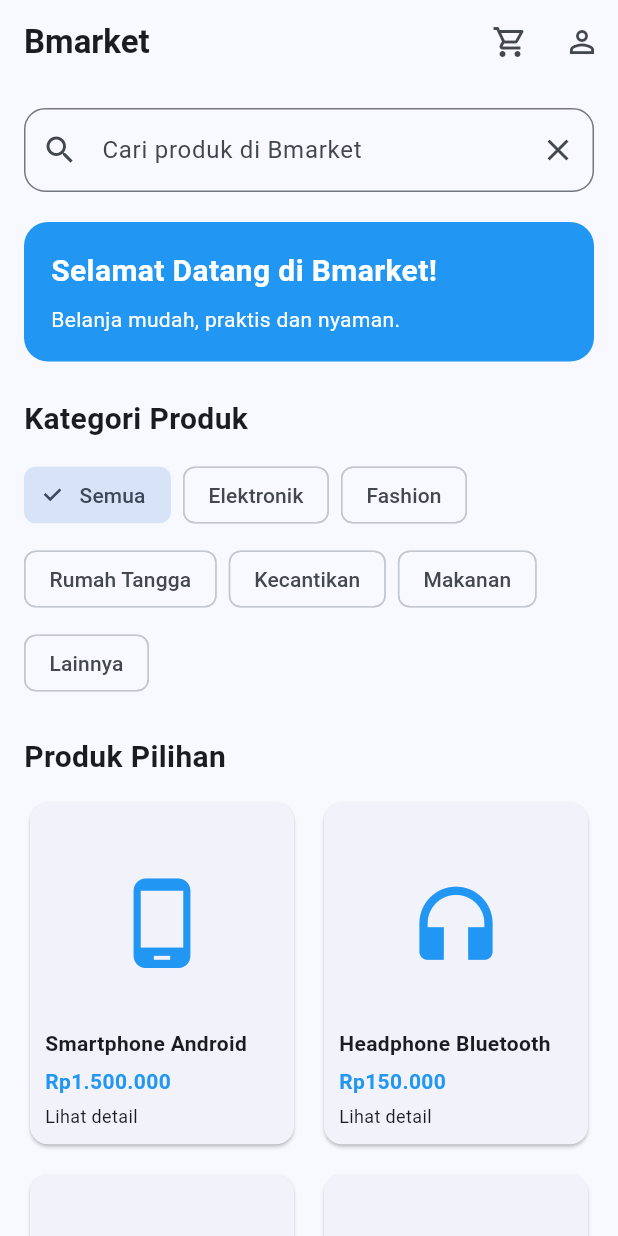
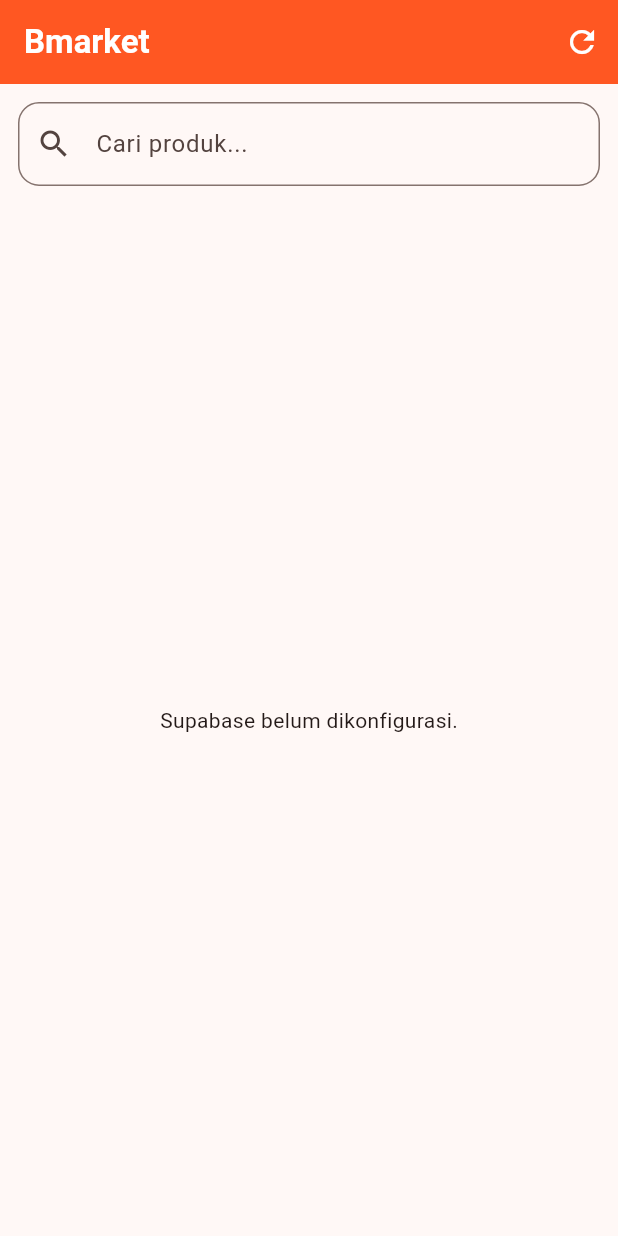
Before and after one commit to muhaiminspc92-dot/Bmarket, a Flutter app: the screen it shows after launch, on a phone screen of 412 x 824 dp. Run offline on Flutter 3.47's test engine with Material 3 defaults, Android fonts, the phone set to English and light mode, and no system bars; our stand-ins replace supabase_flutter; accounts and stored records are empty.

Commit message:
Refactor BmarketApp and remove unused code
Refactor BmarketApp to accept connection status and update UI accordingly. Remove unused Product class and related functions, and implement product loading from Supabase.

```diff
--- a/lib/main.dart
+++ b/lib/main.dart
@@ -6,19 +6,24 @@ import 'supabase_config.dart';
 Future<void> main() async {
   WidgetsFlutterBinding.ensureInitialized();
 
+  bool connected = false;
+
   if (SupabaseConfig.supabaseUrl.isNotEmpty &&
       SupabaseConfig.supabaseAnonKey.isNotEmpty) {
     await Supabase.initialize(
       url: SupabaseConfig.supabaseUrl,
       anonKey: SupabaseConfig.supabaseAnonKey,
     );
+    connected = true;
   }
 
-  runApp(const BmarketApp());
+  runApp(BmarketApp(connected: connected));
 }
 
 class BmarketApp extends StatelessWidget {
-  const BmarketApp({super.key});
+  final bool connected;
+
+  const BmarketApp({super.key, required this.connected});
 
   @override
   Widget build(BuildContext context) {
@@ -26,143 +31,123 @@ class BmarketApp extends StatelessWidget {
       debugShowCheckedModeBanner: false,
       title: 'Bmarket',
       theme: ThemeData(
-        colorSchemeSeed: Colors.blue,
+        colorSchemeSeed: Colors.deepOrange,
         useMaterial3: true,
       ),
-      home: const HomePage(),
+      home: HomePage(connected: connected),
     );
   }
 }
 
-class Product {
-  final String name;
-  final String category;
-  final int price;
-  final IconData icon;
-  final String description;
+class HomePage extends StatefulWidget {
+  final bool connected;
 
-  const Product({
-    required this.name,
-    required this.category,
-    required this.price,
-    required this.icon,
-    required this.description,
-  });
-}
-
-String rupiah(int value) {
-  return 'Rp${value.toString().replaceAllMapped(
-    RegExp(r'\B(?=(\d{3})+(?!\d))'),
-    (match) => '.',
-  )}';
-}
-
-const products = [
-  Product(
-    name: 'Smartphone Android',
-    category: 'Elektronik',
-    price: 1500000,
-    icon: Icons.phone_android,
-    description: 'Smartphone Android untuk kebutuhan sehari-hari.',
-  ),
-  Product(
-    name: 'Headphone Bluetooth',
-    category: 'Elektronik',
-    price: 150000,
-    icon: Icons.headphones,
-    description: 'Headphone wireless dengan desain modern.',
-  ),
-  Product(
-    name: 'Kaos Pria Premium',
-    category: 'Fashion',
-    price: 85000,
-    icon: Icons.checkroom,
-    description: 'Kaos nyaman untuk aktivitas sehari-hari.',
-  ),
-  Product(
-    name: 'Tas Fashion',
-    category: 'Fashion',
-    price: 125000,
-    icon: Icons.shopping_bag,
-    description: 'Tas dengan desain simpel dan elegan.',
-  ),
-  Product(
-    name: 'Peralatan Rumah',
-    category: 'Rumah Tangga',
-    price: 75000,
-    icon: Icons.chair,
-    description: 'Peralatan rumah tangga praktis.',
-  ),
-  Product(
-    name: 'Skincare',
-    category: 'Kecantikan',
-    price: 55000,
-    icon: Icons.face,
-    description: 'Produk perawatan kecantikan.',
-  ),
-  Product(
-    name: 'Paket Makanan',
-    category: 'Makanan',
-    price: 35000,
-    icon: Icons.fastfood,
-    description: 'Pilihan makanan untuk kebutuhan harian.',
-  ),
-];
-
-class HomePage extends StatefulWidget {
-  const HomePage({super.key});
+  const HomePage({super.key, required this.connected});
 
   @override
   State<HomePage> createState() => _HomePageState();
 }
 
 class _HomePageState extends State<HomePage> {
-  final TextEditingController searchController =
-      TextEditingController();
+  final searchController = TextEditingController();
 
-  final List<Product> cart = [];
+  List<Map<String, dynamic>> products = [];
+  List<Map<String, dynamic>> filteredProducts = [];
+  bool loading = true;
+  String errorMessage = '';
 
-  String selectedCategory = 'Semua';
-
-  List<Product> get filteredProducts {
-    return products.where((product) {
-      final categoryMatch = selectedCategory == 'Semua' ||
-          product.category == selectedCategory;
-
-      final searchMatch = product.name.toLowerCase().contains(
-            searchController.text.toLowerCase(),
-          );
-
-      return categoryMatch && searchMatch;
-    }).toList();
+  @override
+  void initState() {
+    super.initState();
+    loadProducts();
   }
 
-  void addToCart(Product product) {
+  Future<void> loadProducts() async {
+    if (!widget.connected) {
       setState(() {
-      cart.add(product);
+        loading = false;
+        errorMessage = 'Supabase belum dikonfigurasi.';
       });
+      return;
+    }
 
-    ScaffoldMessenger.of(context).showSnackBar(
-      SnackBar(
-        content: Text('${product.name} ditambahkan ke keranjang'),
-        duration: const Duration(seconds: 2),
+    try {
+      final result = await Supabase.instance.client
+          .from('products')
+          .select('id,name,seller,description,price,image_url,stock')
+          .order('id', ascending: false);
+
+      setState(() {
+        products = List<Map<String, dynamic>>.from(result);
+        filteredProducts = products;
+        loading = false;
+        errorMessage = '';
+      });
+    } catch (e) {
+      setState(() {
+        loading = false;
+        errorMessage = 'Gagal mengambil produk: $e';
+      });
+    }
+  }
+
+  void searchProducts(String value) {
+    setState(() {
+      filteredProducts = products.where((product) {
+        final name = (product['name'] ?? '').toString().toLowerCase();
+        final seller = (product['seller'] ?? '').toString().toLowerCase();
+        final query = value.toLowerCase();
+
+        return name.contains(query) || seller.contains(query);
+      }).toList();
+    });
+  }
+
+  String formatPrice(dynamic price) {
+    final number = double.tryParse(price.toString()) ?? 0;
+    return 'Rp ${number.toStringAsFixed(0)}';
+  }
+
+  void showProduct(Map<String, dynamic> product) {
+    showModalBottomSheet(
+      context: context,
+      isScrollControlled: true,
+      builder: (context) {
+        return Padding(
+          padding: const EdgeInsets.all(20),
+          child: SingleChildScrollView(
+            child: Column(
+              crossAxisAlignment: CrossAxisAlignment.start,
+              mainAxisSize: MainAxisSize.min,
+              children: [
+                Text(
+                  product['name']?.toString() ?? 'Produk',
+                  style: const TextStyle(
+                    fontSize: 22,
+                    fontWeight: FontWeight.bold,
+                  ),
+                ),
+                const SizedBox(height: 12),
+                Text(
+                  formatPrice(product['price']),
+                  style: const TextStyle(
+                    fontSize: 20,
+                    color: Colors.deepOrange,
+                    fontWeight: FontWeight.bold,
+                  ),
+                ),
+                const SizedBox(height: 12),
+                Text('Penjual: ${product['seller'] ?? '-'}'),
+                const SizedBox(height: 12),
+                Text(product['description']?.toString() ??
+                    'Belum ada deskripsi'),
+                const SizedBox(height: 12),
+                Text('Stok: ${product['stock'] ?? 0}'),
+              ],
+            ),
           ),
         );
-  }
-
-  void openCart() {
-    Navigator.push(
-      context,
-      MaterialPageRoute(
-        builder: (_) => CartPage(
-          cart: cart,
-          onRemove: (product) {
-            setState(() {
-              cart.remove(product);
-            });
       },
-        ),
-      ),
     );
   }
 
@@ -174,183 +159,110 @@ class _HomePageState extends State<HomePage> {
 
   @override
   Widget build(BuildContext context) {
-    final categories = [
-      'Semua',
-      'Elektronik',
-      'Fashion',
-      'Rumah Tangga',
-      'Kecantikan',
-      'Makanan',
-      'Lainnya',
-    ];
-
     return Scaffold(
       appBar: AppBar(
         title: const Text(
           'Bmarket',
           style: TextStyle(fontWeight: FontWeight.bold),
         ),
+        backgroundColor: Colors.deepOrange,
+        foregroundColor: Colors.white,
         actions: [
           IconButton(
-            onPressed: openCart,
-            icon: Badge(
-              label: Text('${cart.length}'),
-              isLabelVisible: cart.isNotEmpty,
-              child: const Icon(Icons.shopping_cart_outlined),
-            ),
-          ),
-          IconButton(
-            onPressed: () {
-              ScaffoldMessenger.of(context).showSnackBar(
-                const SnackBar(
-                  content: Text('Fitur akun segera diaktifkan.'),
-                ),
-              );
-            },
-            icon: const Icon(Icons.person_outline),
+            onPressed: loadProducts,
+            icon: const Icon(Icons.refresh),
           ),
         ],
       ),
-      body: ListView(
-        padding: const EdgeInsets.all(16),
+      body: Column(
         children: [
-          TextField(
+          Padding(
+            padding: const EdgeInsets.all(12),
+            child: TextField(
               controller: searchController,
-            onChanged: (_) => setState(() {}),
+              onChanged: searchProducts,
               decoration: InputDecoration(
-              hintText: 'Cari produk di Bmarket',
+                hintText: 'Cari produk...',
                 prefixIcon: const Icon(Icons.search),
-              suffixIcon: IconButton(
-                icon: const Icon(Icons.close),
-                onPressed: () {
-                  searchController.clear();
-                  setState(() {});
-                },
-              ),
                 border: OutlineInputBorder(
                   borderRadius: BorderRadius.circular(14),
                 ),
               ),
             ),
-          const SizedBox(height: 20),
-
-          Container(
-            padding: const EdgeInsets.all(18),
-            decoration: BoxDecoration(
-              color: Colors.blue,
-              borderRadius: BorderRadius.circular(16),
           ),
-            child: const Column(
-              crossAxisAlignment: CrossAxisAlignment.start,
-              children: [
-                Text(
-                  'Selamat Datang di Bmarket!',
-                  style: TextStyle(
-                    color: Colors.white,
-                    fontSize: 20,
-                    fontWeight: FontWeight.bold,
-                  ),
-                ),
-                SizedBox(height: 8),
-                Text(
-                  'Belanja mudah, praktis dan nyaman.',
-                  style: TextStyle(color: Colors.white),
-                ),
-              ],
-            ),
-          ),
-
-          const SizedBox(height: 24),
-
-          const Text(
-            'Kategori Produk',
-            style: TextStyle(fontSize: 20, fontWeight: FontWeight.bold),
-          ),
-          const SizedBox(height: 12),
-
-          Wrap(
-            spacing: 8,
-            runSpacing: 8,
-            children: categories.map((category) {
-              return ChoiceChip(
-                label: Text(category),
-                selected: selectedCategory == category,
-                onSelected: (_) {
-                  setState(() {
-                    selectedCategory = category;
-                  });
-                },
-              );
-            }).toList(),
-          ),
-
-          const SizedBox(height: 24),
-
-          Text(
-            selectedCategory == 'Semua'
-                ? 'Produk Pilihan'
-                : 'Kategori: $selectedCategory',
-            style: const TextStyle(
-              fontSize: 20,
-              fontWeight: FontWeight.bold,
-            ),
-          ),
-          const SizedBox(height: 12),
-
-          if (filteredProducts.isEmpty)
-            const Center(
+          Expanded(
+            child: loading
+                ? const Center(child: CircularProgressIndicator())
+                : errorMessage.isNotEmpty
+                    ? Center(
                         child: Padding(
-                padding: EdgeInsets.all(24),
-                child: Text('Produk tidak ditemukan.'),
+                          padding: const EdgeInsets.all(20),
+                          child: Text(errorMessage),
                         ),
                       )
-          else
-            GridView.builder(
-              shrinkWrap: true,
-              physics: const NeverScrollableScrollPhysics(),
+                    : filteredProducts.isEmpty
+                        ? const Center(
+                            child: Text('Belum ada produk tersedia'),
+                          )
+                        : RefreshIndicator(
+                            onRefresh: loadProducts,
+                            child: GridView.builder(
+                              padding: const EdgeInsets.all(10),
                               itemCount: filteredProducts.length,
                               gridDelegate:
                                   const SliverGridDelegateWithFixedCrossAxisCount(
                                 crossAxisCount: 2,
-                childAspectRatio: 0.78,
-                crossAxisSpacing: 12,
-                mainAxisSpacing: 12,
+                                childAspectRatio: 0.75,
+                                crossAxisSpacing: 10,
+                                mainAxisSpacing: 10,
                               ),
                               itemBuilder: (context, index) {
                                 final product = filteredProducts[index];
+                                final imageUrl =
+                                    product['image_url']?.toString() ?? '';
 
-                return InkWell(
-                  borderRadius: BorderRadius.circular(14),
-                  onTap: () {
-                    Navigator.push(
+                                return Card(
+                                  clipBehavior: Clip.antiAlias,
+                                  child: InkWell(
+                                    onTap: () => showProduct(product),
+                                    child: Column(
+                                      crossAxisAlignment:
+                                          CrossAxisAlignment.start,
+                                      children: [
+                                        Expanded(
+                                          child: SizedBox(
+                                            width: double.infinity,
+                                            child: imageUrl.isNotEmpty
+                                                ? Image.network(
+                                                    imageUrl,
+                                                    fit: BoxFit.cover,
+                                                    errorBuilder: (
                                                       context,
-                      MaterialPageRoute(
-                        builder: (_) => ProductDetailPage(
-                          product: product,
-                          onAdd: () => addToCart(product),
-                        ),
-                      ),
+                                                      error,
+                                                      stackTrace,
+                                                    ) {
+                                                      return const Icon(
+                                                        Icons.image,
+                                                        size: 55,
                                                       );
                                                     },
-                  child: Card(
-                    clipBehavior: Clip.antiAlias,
-                    child: Padding(
-                      padding: const EdgeInsets.all(10),
-                      child: Column(
-                        crossAxisAlignment: CrossAxisAlignment.start,
-                        children: [
-                          Expanded(
-                            child: Center(
-                              child: Icon(
-                                product.icon,
-                                size: 65,
-                                color: Colors.blue,
+                                                  )
+                                                : const Icon(
+                                                    Icons.shopping_bag,
+                                                    size: 55,
                                                   ),
                                           ),
                                         ),
+                                        Padding(
+                                          padding: const EdgeInsets.all(9),
+                                          child: Column(
+                                            crossAxisAlignment:
+                                                CrossAxisAlignment.start,
+                                            children: [
                                               Text(
-                            product.name,
-                            maxLines: 1,
+                                                product['name']?.toString() ??
+                                                    'Produk',
+                                                maxLines: 2,
                                                 overflow: TextOverflow.ellipsis,
                                                 style: const TextStyle(
                                                   fontWeight: FontWeight.bold,
@@ -358,169 +270,33 @@ class _HomePageState extends State<HomePage> {
                                               ),
                                               const SizedBox(height: 5),
                                               Text(
-                            rupiah(product.price),
+                                                formatPrice(product['price']),
                                                 style: const TextStyle(
-                              color: Colors.blue,
+                                                  color: Colors.deepOrange,
                                                   fontWeight: FontWeight.bold,
                                                 ),
                                               ),
-                          const SizedBox(height: 5),
-                          const Text(
-                            'Lihat detail',
-                            style: TextStyle(fontSize: 12),
+                                              Text(
+                                                'Penjual: ${product['seller'] ?? '-'}',
+                                                maxLines: 1,
+                                                overflow: TextOverflow.ellipsis,
+                                                style: const TextStyle(
+                                                  fontSize: 11,
+                                                ),
                                               ),
                                             ],
                                           ),
                                         ),
+                                      ],
+                                    ),
                                   ),
                                 );
                               },
+                            ),
+                          ),
           ),
         ],
       ),
     );
   }
 }
-
-class ProductDetailPage extends StatelessWidget {
-  final Product product;
-  final VoidCallback onAdd;
-
-  const ProductDetailPage({
-    super.key,
-    required this.product,
-    required this.onAdd,
-  });
-
-  @override
-  Widget build(BuildContext context) {
-    return Scaffold(
-      appBar: AppBar(title: const Text('Detail Produk')),
-      body: Padding(
-        padding: const EdgeInsets.all(20),
-        child: Column(
-          crossAxisAlignment: CrossAxisAlignment.stretch,
-          children: [
-            Expanded(
-              child: Center(
-                child: Icon(
-                  product.icon,
-                  size: 130,
-                  color: Colors.blue,
-                ),
-              ),
-            ),
-            Text(
-              product.name,
-              style: const TextStyle(
-                fontSize: 24,
-                fontWeight: FontWeight.bold,
-              ),
-            ),
-            const SizedBox(height: 10),
-            Text(
-              rupiah(product.price),
-              style: const TextStyle(
-                fontSize: 22,
-                color: Colors.blue,
-                fontWeight: FontWeight.bold,
-              ),
-            ),
-            const SizedBox(height: 16),
-            Text(product.description),
-            const SizedBox(height: 24),
-            FilledButton.icon(
-              onPressed: () {
-                onAdd();
-                Navigator.pop(context);
-              },
-              icon: const Icon(Icons.add_shopping_cart),
-              label: const Text('Tambah ke Keranjang'),
-            ),
-          ],
-        ),
-      ),
-    );
-  }
-}
-
-class CartPage extends StatefulWidget {
-  final List<Product> cart;
-  final ValueChanged<Product> onRemove;
-
-  const CartPage({
-    super.key,
-    required this.cart,
-    required this.onRemove,
-  });
-
-  @override
-  State<CartPage> createState() => _CartPageState();
-}
-
-class _CartPageState extends State<CartPage> {
-  @override
-  Widget build(BuildContext context) {
-    final total = widget.cart.fold<int>(
-      0,
-      (sum, product) => sum + product.price,
-    );
-
-    return Scaffold(
-      appBar: AppBar(title: const Text('Keranjang Belanja')),
-      body: widget.cart.isEmpty
-          ? const Center(
-              child: Text('Keranjang masih kosong.'),
-            )
-          : ListView(
-              padding: const EdgeInsets.all(16),
-              children: [
-                ...widget.cart.map((product) {
-                  return Card(
-                    child: ListTile(
-                      leading: Icon(
-                        product.icon,
-                        color: Colors.blue,
-                        size: 35,
-                      ),
-                      title: Text(product.name),
-                      subtitle: Text(rupiah(product.price)),
-                      trailing: IconButton(
-                        icon: const Icon(
-                          Icons.delete_outline,
-                          color: Colors.red,
-                        ),
-                        onPressed: () {
-                          widget.onRemove(product);
-                          setState(() {});
-                        },
-                      ),
-                    ),
-                  );
-                }),
-                const SizedBox(height: 20),
-                Text(
-                  'Total: ${rupiah(total)}',
-                  style: const TextStyle(
-                    fontSize: 22,
-                    fontWeight: FontWeight.bold,
-                  ),
-                ),
-                const SizedBox(height: 16),
-                FilledButton(
-                  onPressed: () {
-                    ScaffoldMessenger.of(context).showSnackBar(
-                      const SnackBar(
-                        content: Text(
-                          'Checkout akan diaktifkan pada tahap berikutnya.',
-                        ),
-                      ),
-                    );
-                  },
-                  child: const Text('Lanjut Checkout'),
-                ),
-              ],
-            ),
-    );
-  }
-}
```
Lines whose indentation alone changed are shown as unchanged.
